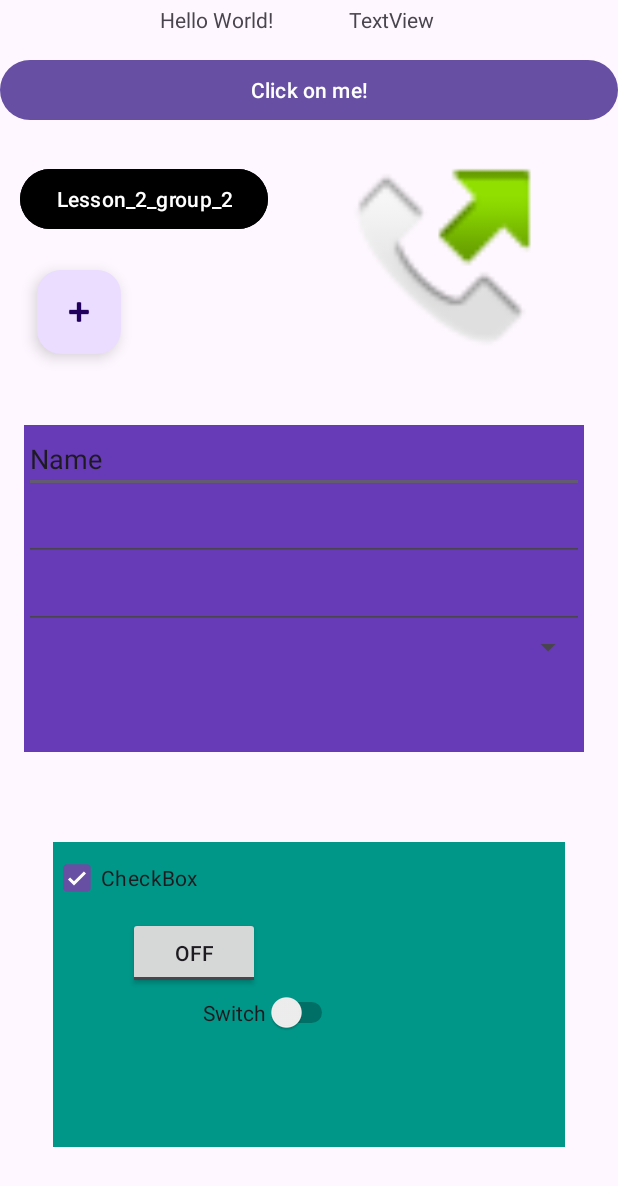
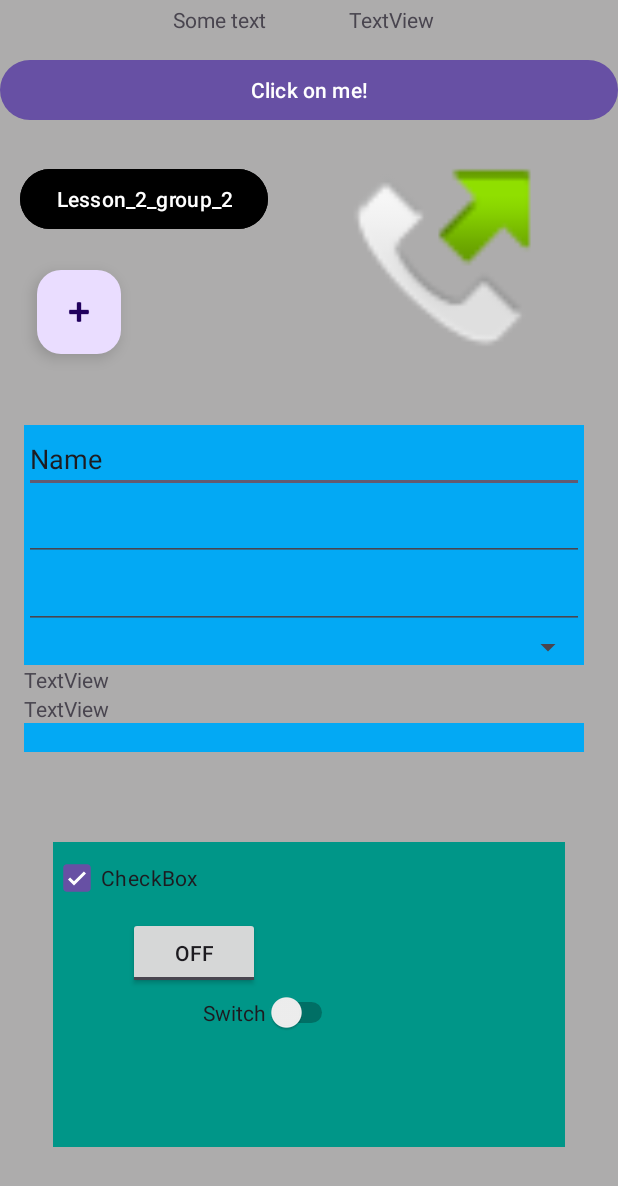
Before and after one commit to docfr10/Lesson_2_group_2, an Android app: the layout activity_main.xml on its own in the app's theme, with its tools: preview values and no code run, on a phone screen of 412 x 824 dp. Shown: the top 1186 px of the screen. Run offline under Robolectric (Android 15) with nearby library versions, the phone set to English and light mode, and no system bars.

```diff
--- a/app/src/main/res/layout-land/activity_main.xml
+++ b/app/src/main/res/layout-land/activity_main.xml
@@ -36,23 +36,23 @@
         android:text="@string/app_name"
         app:layout_constraintBottom_toBottomOf="parent"
         app:layout_constraintEnd_toEndOf="parent"
-        app:layout_constraintHorizontal_bias="0.044"
+        app:layout_constraintHorizontal_bias="0.227"
         app:layout_constraintStart_toStartOf="parent"
         app:layout_constraintTop_toTopOf="parent"
-        app:layout_constraintVertical_bias="0.272" />
+        app:layout_constraintVertical_bias="0.303" />
 
     <TextView
         android:id="@+id/textView2"
         android:layout_width="wrap_content"
         android:layout_height="wrap_content"
-        android:text="Hello World!"
+        android:text="@string/some_text"
         android:visibility="visible"
         app:layout_constraintBottom_toBottomOf="parent"
         app:layout_constraintEnd_toStartOf="@+id/textView"
-        app:layout_constraintHorizontal_bias="0.676"
+        app:layout_constraintHorizontal_bias="0.257"
         app:layout_constraintStart_toStartOf="parent"
         app:layout_constraintTop_toTopOf="parent"
-        app:layout_constraintVertical_bias="0.004" />
+        app:layout_constraintVertical_bias="0.005" />
 
     <TextView
         android:id="@+id/textView"
@@ -72,7 +72,7 @@
         android:layout_height="134dp"
         app:layout_constraintBottom_toBottomOf="parent"
         app:layout_constraintEnd_toEndOf="parent"
-        app:layout_constraintHorizontal_bias="0.919"
+        app:layout_constraintHorizontal_bias="0.887"
         app:layout_constraintStart_toStartOf="parent"
         app:layout_constraintTop_toTopOf="parent"
         app:layout_constraintVertical_bias="0.263"
@@ -82,14 +82,14 @@
         android:id="@+id/linearLayout"
         android:layout_width="373dp"
         android:layout_height="218dp"
-        android:background="#673AB7"
+        android:background="@color/blue"
         android:orientation="vertical"
         app:layout_constraintBottom_toBottomOf="parent"
         app:layout_constraintEnd_toEndOf="parent"
-        app:layout_constraintHorizontal_bias="0.0"
+        app:layout_constraintHorizontal_bias="0.044"
         app:layout_constraintStart_toStartOf="parent"
         app:layout_constraintTop_toTopOf="parent"
-        app:layout_constraintVertical_bias="0.917">
+        app:layout_constraintVertical_bias="0.922">
 
         <!-- Дочерние элементы контейнера LinearLayout -->
 
@@ -119,6 +119,18 @@
             android:id="@+id/spinner"
             android:layout_width="match_parent"
             android:layout_height="wrap_content" />
+
+        <TextView
+            android:id="@+id/textView3"
+            android:layout_width="match_parent"
+            android:layout_height="wrap_content"
+            android:text="TextView" />
+
+        <TextView
+            android:id="@+id/textView4"
+            android:layout_width="match_parent"
+            android:layout_height="wrap_content"
+            android:text="TextView" />
     </LinearLayout>
 
     <FrameLayout
@@ -168,9 +180,9 @@
         android:clickable="true"
         app:layout_constraintBottom_toBottomOf="parent"
         app:layout_constraintEnd_toEndOf="parent"
-        app:layout_constraintHorizontal_bias="0.434"
+        app:layout_constraintHorizontal_bias="0.023"
         app:layout_constraintStart_toStartOf="parent"
         app:layout_constraintTop_toTopOf="parent"
-        app:layout_constraintVertical_bias="0.278"
+        app:layout_constraintVertical_bias="0.343"
         app:srcCompat="@android:drawable/ic_input_add" />
 </androidx.constraintlayout.widget.ConstraintLayout>
--- a/app/src/main/res/layout/activity_main.xml
+++ b/app/src/main/res/layout/activity_main.xml
@@ -45,7 +45,7 @@
         android:id="@+id/textView2"
         android:layout_width="wrap_content"
         android:layout_height="wrap_content"
-        android:text="Hello World!"
+        android:text="@string/some_text"
         android:visibility="visible"
         app:layout_constraintBottom_toBottomOf="parent"
         app:layout_constraintEnd_toStartOf="@+id/textView"
@@ -82,7 +82,7 @@
         android:id="@+id/linearLayout"
         android:layout_width="373dp"
         android:layout_height="218dp"
-        android:background="#673AB7"
+        android:background="@color/blue"
         android:orientation="vertical"
         app:layout_constraintBottom_toBottomOf="parent"
         app:layout_constraintEnd_toEndOf="parent"
@@ -119,6 +119,18 @@
             android:id="@+id/spinner"
             android:layout_width="match_parent"
             android:layout_height="wrap_content" />
+
+        <TextView
+            android:id="@+id/textView3"
+            android:layout_width="match_parent"
+            android:layout_height="wrap_content"
+            android:text="TextView" />
+
+        <TextView
+            android:id="@+id/textView4"
+            android:layout_width="match_parent"
+            android:layout_height="wrap_content"
+            android:text="TextView" />
     </LinearLayout>
 
     <FrameLayout
--- a/app/src/main/res/values/colors.xml
+++ b/app/src/main/res/values/colors.xml
@@ -2,4 +2,5 @@
 <resources>
     <color name="black">#FF000000</color>
     <color name="white">#FFFFFFFF</color>
+    <color name="blue">#03A9F4</color>
 </resources>
--- a/app/src/main/res/values/strings.xml
+++ b/app/src/main/res/values/strings.xml
@@ -1,3 +1,5 @@
 <resources>
     <string name="app_name">Lesson_2_group_2</string>
+    <string name="example">Example</string>
+    <string name="some_text">Some text</string>
 </resources>
--- a/app/src/main/res/values/themes.xml
+++ b/app/src/main/res/values/themes.xml
@@ -1,8 +1,11 @@
-<resources xmlns:tools="http://schemas.android.com/tools">
-    <!-- Base application theme. -->
+<resources>
+    <!-- Используемая тема приложения -->
     <style name="Base.Theme.Lesson_2_group_2" parent="Theme.Material3.DayNight.NoActionBar">
         <!-- Customize your light theme here. -->
         <!-- <item name="colorPrimary">@color/my_light_primary</item> -->
+
+        <!-- Цвет фона приложения -->
+        <item name="android:background">#ADACAC</item>
     </style>
 
     <style name="Theme.Lesson_2_group_2" parent="Base.Theme.Lesson_2_group_2" />
```
Also changed, not shown: app/src/main/java/com/example/lesson_2_group_2/MainActivity.kt (+34 -7 lines), app/src/main/java/com/example/lesson_2_group_2/MainActivityViewModel.kt (added, +25 -0 lines).
